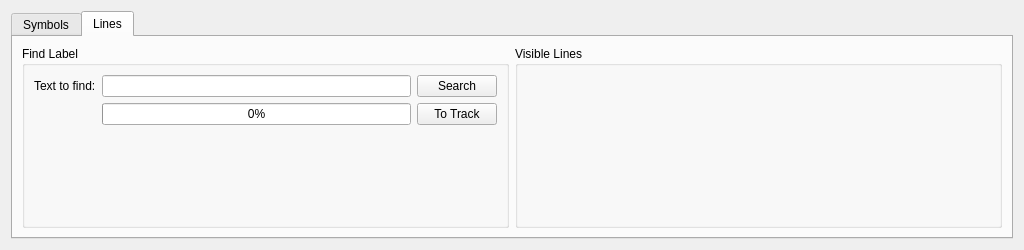
Above: src/IMapSearchWidget.ui from ntruchsess/QLandkarteGT before the change. Below: the same form after it.
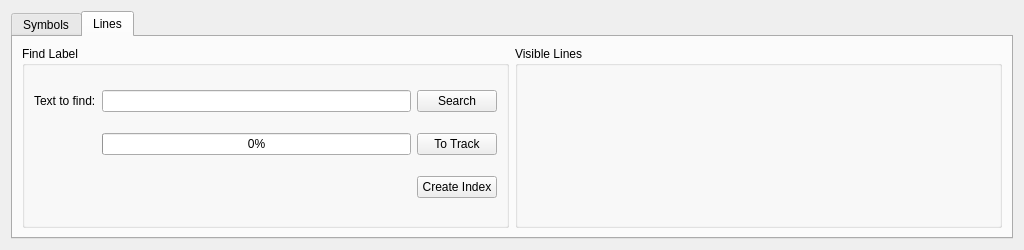
That is the form after the change.

Commit message: add create index button

```diff
--- a/src/IMapSearchWidget.ui
+++ b/src/IMapSearchWidget.ui
@@ -331,6 +331,13 @@
             </property>
            </widget>
           </item>
+          <item row="3" column="2" >
+           <widget class="QPushButton" name="pushCreateIndex" >
+            <property name="text" >
+             <string>Create Index</string>
+            </property>
+           </widget>
+          </item>
          </layout>
         </widget>
        </item>
```
The commit also changes 2 other files.
